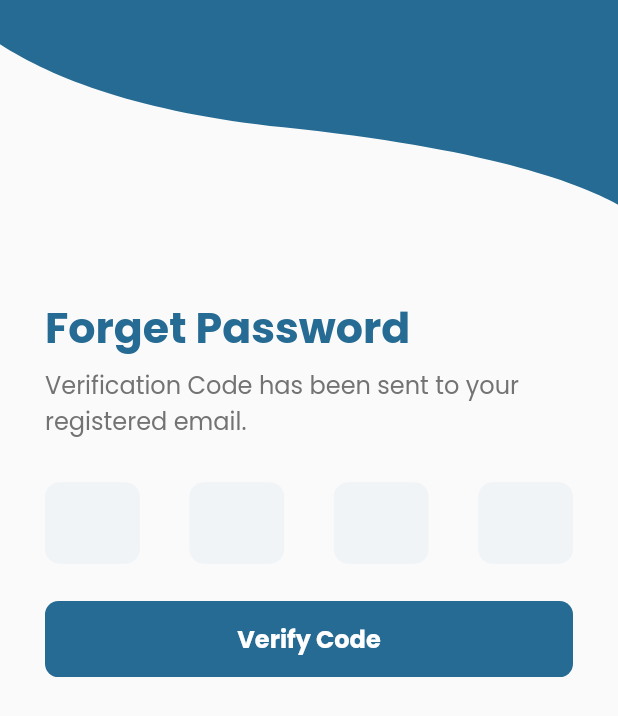
After one commit to Hurair17/zia, a Flutter app: the OtpScreen screen opened directly, on a phone screen of 412 x 824 dp. The commit adds this screen. Shown: the top 716 px of the screen. Run offline on Flutter 3.47's test engine with Material 2 defaults, Android fonts, the light colour scheme and no system bars; our stand-ins replace flutter_screenutil, flutter_svg, get, get_it, shared_preferences; accounts and stored records are empty.

Commit message:
OTP Screen UI done

```diff
--- a/lib/core/models/auth_model/forget_password_model.dart
+++ b/lib/core/models/auth_model/forget_password_model.dart
@@ -1,7 +1,7 @@
 // ignore_for_file: public_member_api_docs, sort_constructors_first
 class ForgetPasswordModel {
-  String email;
+  String? email;
   ForgetPasswordModel({
-    required this.email,
+    this.email,
   });
 }
--- a/lib/ui/screens/forget_password/forget_pass_screen.dart
+++ b/lib/ui/screens/forget_password/forget_pass_screen.dart
@@ -1,16 +1,23 @@
 import 'package:flutter/material.dart';
 import 'package:flutter_screenutil/flutter_screenutil.dart';
 import 'package:flutter_svg/flutter_svg.dart';
+import 'package:get/get.dart';
+import 'package:provider/provider.dart';
+import 'package:recrutment_help_app/ui/screens/forget_password/forget_pass_view_model.dart';
+import 'package:recrutment_help_app/ui/screens/forget_password/otp_screen.dart';
 
 import '../../../core/constant/color.dart';
 import '../../custom_widget/user_info_txt_form_field.dart';
 
 class ForgetPasswordScreen extends StatelessWidget {
   ForgetPasswordScreen({Key? key}) : super(key: key);
-  GlobalKey formKey = GlobalKey<FormState>();
+  final GlobalKey<FormState> formKey = GlobalKey<FormState>();
 
   @override
   Widget build(BuildContext context) {
+    return ChangeNotifierProvider(
+        create: (context) => ForgetPassViewModel(),
+        child: Consumer<ForgetPassViewModel>(builder: (context, model, child) {
           return SafeArea(
             child: Scaffold(
               body: SingleChildScrollView(
@@ -21,7 +28,8 @@ class ForgetPasswordScreen extends StatelessWidget {
                     SizedBox(
                       height: 176.h,
                       width: double.infinity,
-                child: SvgPicture.asset('assets/icons/auth_screen_design.svg',
+                      child: SvgPicture.asset(
+                          'assets/icons/auth_screen_design.svg',
                           fit: BoxFit.cover),
                     ),
                     Padding(
@@ -53,7 +61,7 @@ class ForgetPasswordScreen extends StatelessWidget {
                                 color: ksecondaryColor,
                                 fontSize: 18.sp,
                                 fontFamily: 'Poppins',
-                          fontWeight: FontWeight.w500,
+                                fontWeight: FontWeight.w400,
                               ),
                             ),
                             SizedBox(
@@ -64,20 +72,21 @@ class ForgetPasswordScreen extends StatelessWidget {
                               // errorText: 'Invalid email',
                               prefixicon: 'assets/icons/email_icon.svg',
                               keyboardType: TextInputType.emailAddress,
-                        // validation: value.emailValidation,
-                        // onChanged: (val) {
-                        //   value.logInModel.email = val;
-                        // },
+                              validation: model.emailValidation,
+                              onChanged: (val) {
+                                model.forgetPasswordModel.email = val;
+                              },
                             ),
                             SizedBox(
                               height: 28.h,
                             ),
                             ElevatedButton(
                               onPressed: () {
-                          // if (formKey.currentState!.validate()) {
-                          // } else {
-                          //   print('error');
-                          // }
+                                if (formKey.currentState!.validate()) {
+                                  Get.to(OtpScreen());
+                                } else {
+                                  print('error');
+                                }
                               },
                               style: ElevatedButton.styleFrom(
                                 primary: kprimaryColor,
@@ -89,7 +98,7 @@ class ForgetPasswordScreen extends StatelessWidget {
                                 alignment: Alignment.center,
                               ),
                               child: Text(
-                          'Login',
+                                'Proceed',
                                 style: TextStyle(
                                   color: Colors.white,
                                   fontFamily: 'Poppins',
@@ -107,5 +116,6 @@ class ForgetPasswordScreen extends StatelessWidget {
               ),
             ),
           );
+        }));
   }
 }
--- /dev/null
+++ b/lib/ui/screens/forget_password/forget_pass_view_model.dart
@@ -0,0 +1,17 @@
+import 'package:flutter/material.dart';
+
+import '../../../core/models/auth_model/forget_password_model.dart';
+
+class ForgetPassViewModel extends ChangeNotifier {
+  ForgetPasswordModel forgetPasswordModel = ForgetPasswordModel();
+  String? emailValidation(String? value) {
+    String pattern =
+        r'^(([^<>()[\]\\.,;:\s@\"]+(\.[^<>()[\]\\.,;:\s@\"]+)*)|(\".+\"))@((\[[0-9]{1,3}\.[0-9]{1,3}\.[0-9]{1,3}\.[0-9]{1,3}\])|(([a-zA-Z\-0-9]+\.)+[a-zA-Z]{2,}))$';
+    RegExp regex = RegExp(pattern);
+    if (regex.hasMatch(value!)) {
+      return null;
+    } else {
+      return "Invalid email";
+    }
+  }
+}
--- /dev/null
+++ b/lib/ui/screens/forget_password/otp_screen.dart
@@ -0,0 +1,144 @@
+import 'package:flutter/material.dart';
+import 'package:flutter/services.dart';
+import 'package:flutter_screenutil/flutter_screenutil.dart';
+import 'package:flutter_svg/flutter_svg.dart';
+import 'package:get/get.dart';
+
+import '../../../core/constant/color.dart';
+
+class OtpScreen extends StatelessWidget {
+  OtpScreen({Key? key}) : super(key: key);
+  final GlobalKey<FormState> formKey = GlobalKey<FormState>();
+
+  @override
+  Widget build(BuildContext context) {
+    return SafeArea(
+        child: Scaffold(
+      body: SingleChildScrollView(
+        child: Column(
+          crossAxisAlignment: CrossAxisAlignment.start,
+          children: [
+            SizedBox(
+              height: 176.h,
+              width: double.infinity,
+              child: SvgPicture.asset('assets/icons/auth_screen_design.svg',
+                  fit: BoxFit.cover),
+            ),
+            SizedBox(
+              height: 46.h,
+            ),
+            Padding(
+              padding: const EdgeInsets.symmetric(horizontal: 30),
+              child: Column(
+                crossAxisAlignment: CrossAxisAlignment.start,
+                children: [
+                  Text(
+                    'Forget Password',
+                    style: TextStyle(
+                      color: kprimaryColor,
+                      fontFamily: 'Poppins',
+                      fontSize: 32.sp,
+                      fontWeight: FontWeight.bold,
+                    ),
+                  ),
+                  SizedBox(
+                    height: 5.h,
+                  ),
+                  Text(
+                    'Verification Code has been sent to your registered email.',
+                    style: TextStyle(
+                      color: ksecondaryColor,
+                      fontSize: 18.sp,
+                      fontFamily: 'Poppins',
+                      fontWeight: FontWeight.w400,
+                    ),
+                  ),
+                  SizedBox(
+                    height: 32.h,
+                  ),
+                  Form(
+                    child: Column(
+                      children: [
+                        Row(
+                          mainAxisAlignment: MainAxisAlignment.spaceBetween,
+                          children: const [
+                            OtpTextField(),
+                            OtpTextField(),
+                            OtpTextField(),
+                            OtpTextField(),
+                          ],
+                        ),
+                        SizedBox(
+                          height: 28.h,
+                        ),
+                        ElevatedButton(
+                          onPressed: () {
+                            if (formKey.currentState!.validate()) {
+                              Get.to(OtpScreen());
+                            } else {
+                              print('error');
+                            }
+                          },
+                          style: ElevatedButton.styleFrom(
+                            primary: kprimaryColor,
+                            onPrimary: Colors.white,
+                            elevation: 0,
+                            shape: RoundedRectangleBorder(
+                                borderRadius: BorderRadius.circular(10.r)),
+                            minimumSize: Size(369.w, 57.h),
+                            alignment: Alignment.center,
+                          ),
+                          child: Text(
+                            'Verify Code',
+                            style: TextStyle(
+                              color: Colors.white,
+                              fontFamily: 'Poppins',
+                              fontSize: 18.sp,
+                              fontWeight: FontWeight.w700,
+                            ),
+                          ),
+                        ),
+                        SizedBox(
+                          height: 59.h,
+                        )
+                      ],
+                    ),
+                  ),
+                ],
+              ),
+            ),
+          ],
+        ),
+      ),
+    ));
+  }
+}
+
+class OtpTextField extends StatelessWidget {
+  const OtpTextField({
+    Key? key,
+  }) : super(key: key);
+
+  @override
+  Widget build(BuildContext context) {
+    return Container(
+      decoration: BoxDecoration(
+        borderRadius: BorderRadius.circular(10.w),
+        color: ksecondaryColorForBack,
+      ),
+      height: 61.h,
+      width: 71.h,
+      child: TextField(
+        decoration: const InputDecoration(border: InputBorder.none),
+        style: Theme.of(context).textTheme.headline6,
+        cursorColor: ksecondaryColor,
+        keyboardType: TextInputType.number,
+        textAlign: TextAlign.center,
+        inputFormatters: [
+          LengthLimitingTextInputFormatter(1),
+          FilteringTextInputFormatter.digitsOnly
+        ],
+      ),
+    );
+  }
+}
```
Lines whose indentation alone changed are shown as unchanged.
